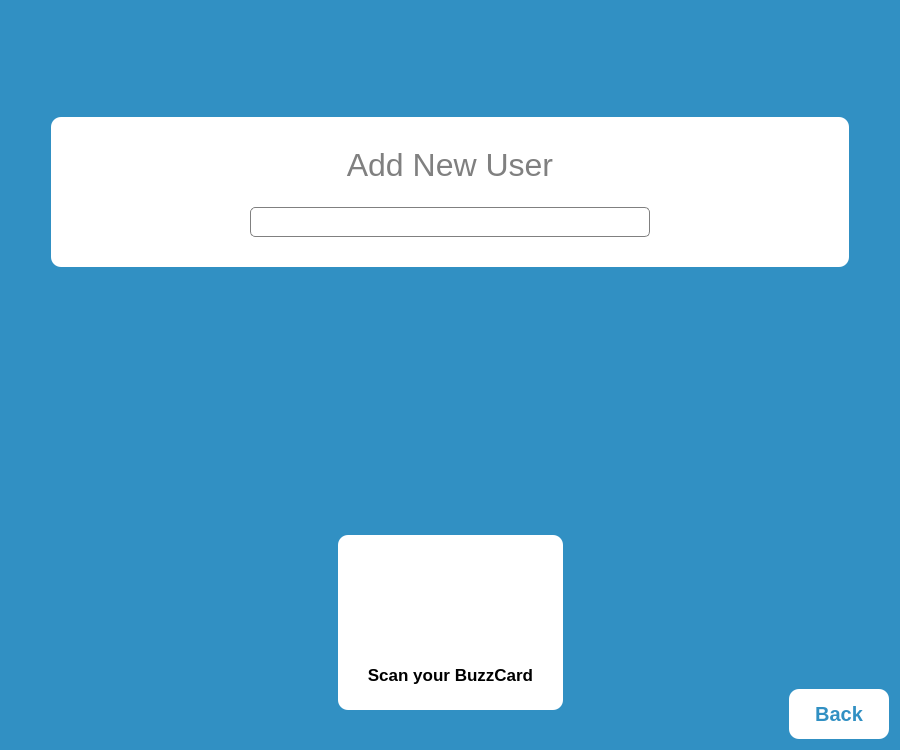
Old version of the form src/adduserwindow.ui in the repository Invention-Studio/Time-Clock-Card-Reader.
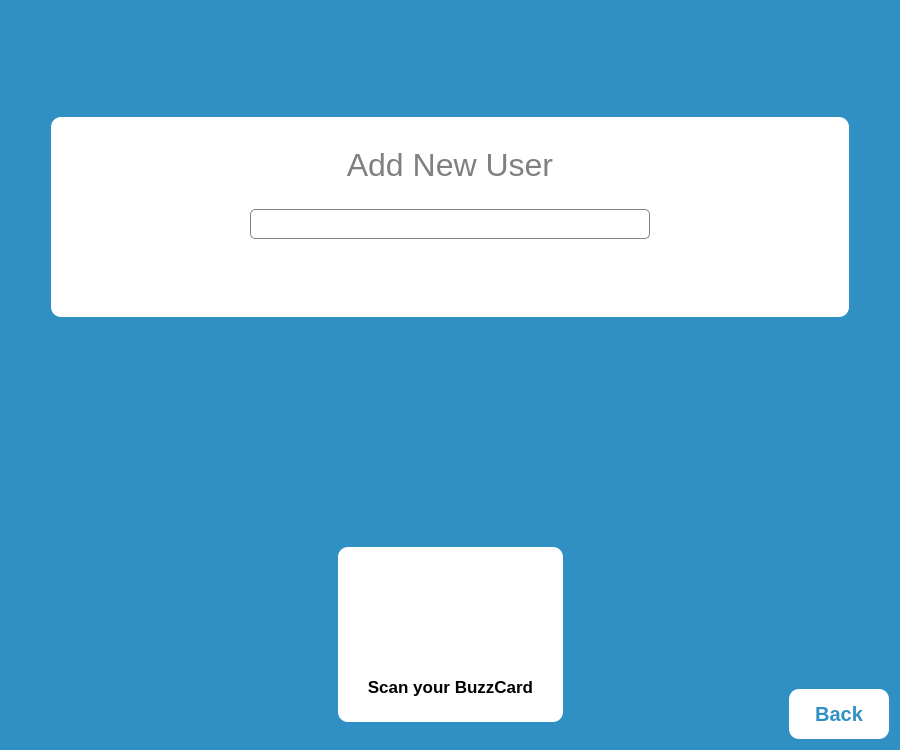
New version of the form. Icons and pictures are not drawn.

Commit message: Added status message to add users

```diff
--- a/src/adduserwindow.ui
+++ b/src/adduserwindow.ui
@@ -83,13 +83,13 @@
        <property name="minimumSize">
         <size>
          <width>700</width>
-         <height>150</height>
+         <height>200</height>
         </size>
        </property>
        <property name="maximumSize">
         <size>
          <width>16777215</width>
-         <height>150</height>
+         <height>200</height>
         </size>
        </property>
        <property name="styleSheet">
@@ -202,6 +202,40 @@
           </item>
          </layout>
         </item>
+        <item>
+         <spacer name="verticalSpacer_7">
+          <property name="orientation">
+           <enum>Qt::Vertical</enum>
+          </property>
+          <property name="sizeHint" stdset="0">
+           <size>
+            <width>20</width>
+            <height>40</height>
+           </size>
+          </property>
+         </spacer>
+        </item>
+        <item>
+         <widget class="QLabel" name="statuslabel">
+          <property name="font">
+           <font>
+            <family>Helvetica</family>
+            <pointsize>14</pointsize>
+            <weight>75</weight>
+            <bold>true</bold>
+           </font>
+          </property>
+          <property name="styleSheet">
+           <string notr="true">color: green;</string>
+          </property>
+          <property name="text">
+           <string/>
+          </property>
+          <property name="alignment">
+           <set>Qt::AlignCenter</set>
+          </property>
+         </widget>
+        </item>
         <item>
          <spacer name="verticalSpacer_3">
           <property name="orientation">
```
The commit also changes 1 other file.
